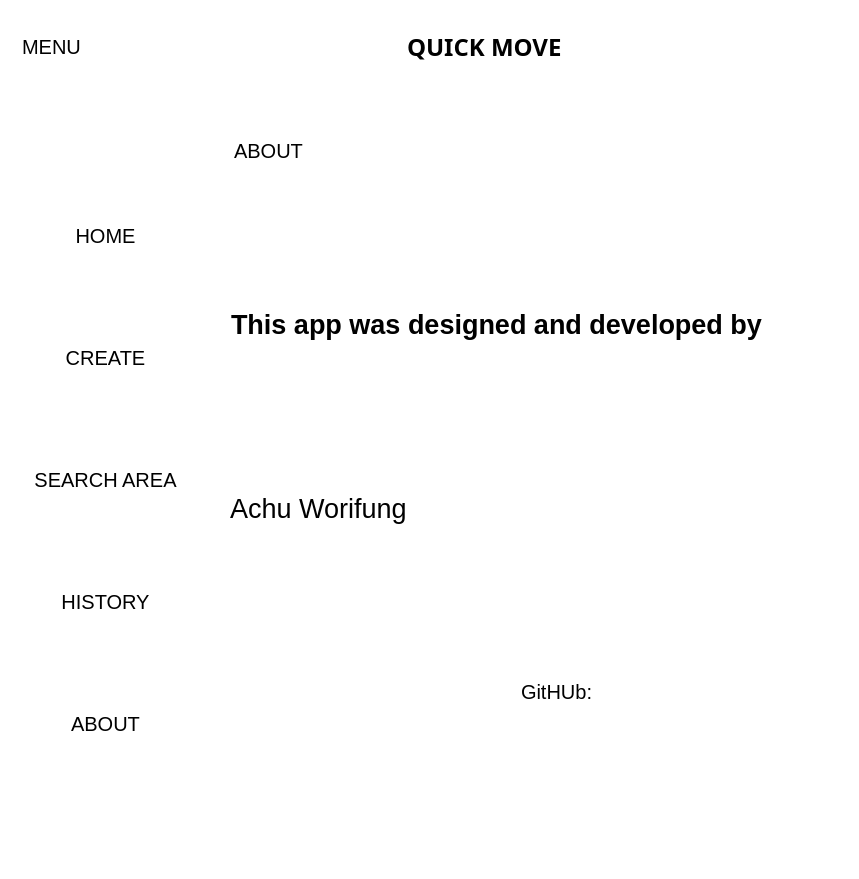
Old version of the form ui/MainWindow.ui in the repository Achu-Worifung/quickMove.
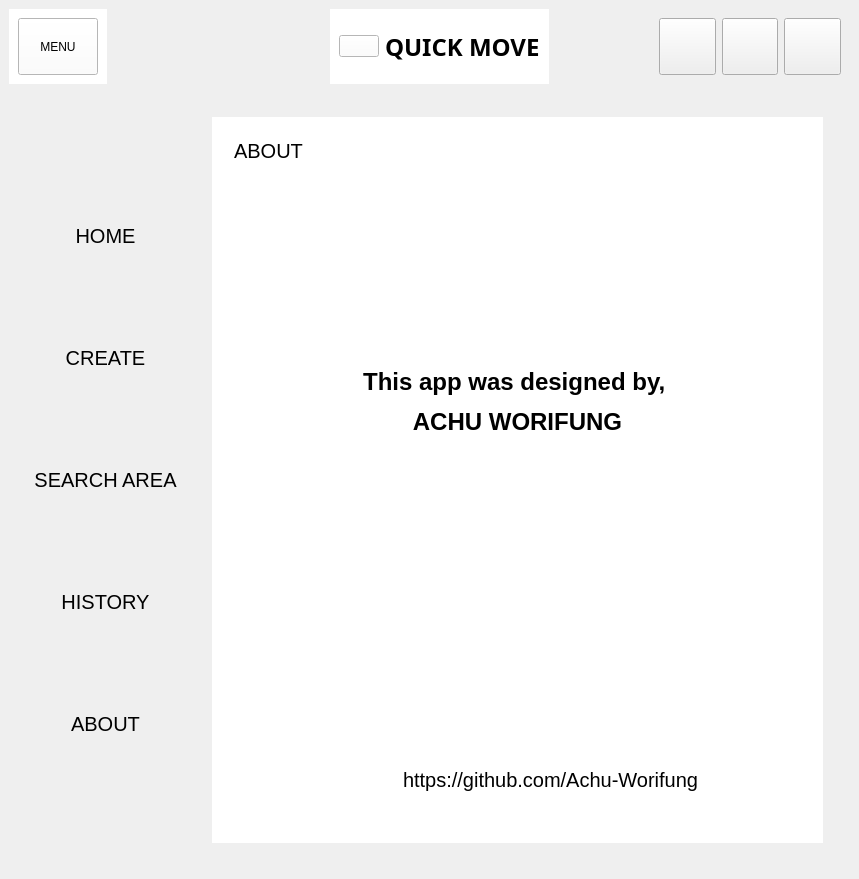
New version of the form. The open tabs and pages were chosen to show the change. Icons and pictures are not drawn.

The edit to the form file:
```diff
--- a/ui/MainWindow.ui
+++ b/ui/MainWindow.ui
@@ -14,14 +14,20 @@
    <string>MainWindow</string>
   </property>
   <property name="styleSheet">
-   <string notr="true">border-color: rgb(0, 0, 0);
-border-width:1px
-
-</string>
+   <string notr="true"/>
   </property>
   <widget class="QWidget" name="centralwidget">
    <property name="styleSheet">
     <string notr="true">background-color:rgb(255, 255, 255);
+
+QWidget:#centralWidget{
+   
+	border-color: rgb(0, 0, 0);
+border-width:10px;
+
+}
+
+
 </string>
    </property>
    <layout class="QVBoxLayout" name="verticalLayout">
@@ -34,7 +40,19 @@
        </size>
       </property>
       <property name="styleSheet">
-       <string notr="true">background-color:rgb(255, 255, 255);</string>
+       <string notr="true">
+QPushButton
+{
+
+    border-style: none;
+
+
+    border-color: none;
+    padding: 4px;
+font:20px;
+ border-radius: 5px;
+}
+background-color:rgb(255, 255, 255);</string>
       </property>
       <layout class="QHBoxLayout" name="horizontalLayout">
        <property name="spacing">
@@ -73,13 +91,7 @@
              </size>
             </property>
             <property name="styleSheet">
-             <string notr="true">
-    border-style: none;
-
-
-    border-color: none;
-    padding: 4px;
-font:20px</string>
+             <string notr="true"/>
             </property>
             <property name="text">
              <string>MENU</string>
@@ -108,13 +120,7 @@
           <item>
            <widget class="QPushButton" name="pushButton_10">
             <property name="styleSheet">
-             <string notr="true">
-    border-style: none;
-
-
-    border-color: none;
-    padding: 4px;
-font:20px</string>
+             <string notr="true"/>
             </property>
             <property name="text">
              <string/>
@@ -179,13 +185,11 @@
              </sizepolicy>
             </property>
             <property name="styleSheet">
-             <string notr="true">
-    border-style: none;
+             <string notr="true">QPushButton:hover#minimize_button
+{
+ background-color: #c0c0c0;
 
-
-    border-color: none;
-    padding: 4px;
-font:20px</string>
+}</string>
             </property>
             <property name="text">
              <string/>
@@ -211,13 +215,11 @@
              </sizepolicy>
             </property>
             <property name="styleSheet">
-             <string notr="true">
-    border-style: none;
+             <string notr="true">QPushButton:hover#expand
+{
+ background-color: #c0c0c0;
 
-
-    border-color: none;
-    padding: 4px;
-font:20px</string>
+}</string>
             </property>
             <property name="text">
              <string/>
@@ -243,15 +245,10 @@
              </sizepolicy>
             </property>
             <property name="styleSheet">
-             <string notr="true">
-    border-style: none;
-
-
-    border-color: none;
-    padding: 4px;
-font:20px
-
-</string>
+             <string notr="true">QPushButton:hover#close_button
+{
+ background-color: rgb(255, 47, 50);
+}</string>
             </property>
             <property name="text">
              <string/>
@@ -1145,8 +1142,8 @@
                   <rect>
                    <x>0</x>
                    <y>0</y>
-                   <width>598</width>
-                   <height>290</height>
+                   <width>611</width>
+                   <height>726</height>
                   </rect>
                  </property>
                  <property name="styleSheet">
@@ -1214,51 +1211,20 @@
                      </size>
                     </property>
                     <layout class="QVBoxLayout" name="verticalLayout_17">
-                     <item>
-                      <widget class="QLabel" name="label_9">
-                       <property name="maximumSize">
-                        <size>
-                         <width>16777215</width>
-                         <height>90</height>
-                        </size>
+                     <item alignment="Qt::AlignVCenter">
+                      <widget class="QTextEdit" name="textEdit">
+                       <property name="html">
+                        <string>&lt;!DOCTYPE HTML PUBLIC &quot;-//W3C//DTD HTML 4.0//EN&quot; &quot;http://www.w3.org/TR/REC-html40/strict.dtd&quot;&gt;
+&lt;html&gt;&lt;head&gt;&lt;meta name=&quot;qrichtext&quot; content=&quot;1&quot; /&gt;&lt;style type=&quot;text/css&quot;&gt;
+p, li { white-space: pre-wrap; }
+&lt;/style&gt;&lt;/head&gt;&lt;body style=&quot; font-family:'MS Shell Dlg 2'; font-size:8.25pt; font-weight:400; font-style:normal;&quot;&gt;
+&lt;p align=&quot;center&quot; style=&quot; margin-top:12px; margin-bottom:12px; margin-left:0px; margin-right:0px; -qt-block-indent:0; text-indent:0px;&quot;&gt;&lt;span style=&quot; font-size:18pt; font-weight:600;&quot;&gt;This app was designed by, &lt;/span&gt;&lt;/p&gt;
+&lt;p align=&quot;center&quot; style=&quot; margin-top:12px; margin-bottom:12px; margin-left:0px; margin-right:0px; -qt-block-indent:0; text-indent:0px;&quot;&gt;&lt;span style=&quot; font-size:18pt; font-weight:600;&quot;&gt;ACHU WORIFUNG&lt;/span&gt;&lt;/p&gt;
+&lt;p align=&quot;center&quot; style=&quot;-qt-paragraph-type:empty; margin-top:12px; margin-bottom:12px; margin-left:0px; margin-right:0px; -qt-block-indent:0; text-indent:0px;&quot;&gt;&lt;br /&gt;&lt;/p&gt;&lt;/body&gt;&lt;/html&gt;</string>
                        </property>
-                       <property name="font">
-                        <font>
-                         <pointsize>20</pointsize>
-                         <weight>75</weight>
-                         <bold>true</bold>
-                        </font>
-                       </property>
-                       <property name="text">
-                        <string>This app was designed and developed by </string>
-                       </property>
-                       <property name="wordWrap">
-                        <bool>false</bool>
-                       </property>
-                       <property name="indent">
-                        <number>1</number>
-                       </property>
                       </widget>
                      </item>
-                     <item alignment="Qt::AlignLeft">
-                      <widget class="QLabel" name="label_10">
-                       <property name="maximumSize">
-                        <size>
-                         <width>16777215</width>
-                         <height>90</height>
-                        </size>
-                       </property>
-                       <property name="font">
-                        <font>
-                         <pointsize>20</pointsize>
-                        </font>
-                       </property>
-                       <property name="text">
-                        <string>Achu Worifung</string>
-                       </property>
-                      </widget>
-                     </item>
-                     <item>
+                     <item alignment="Qt::AlignHCenter">
                       <widget class="QWidget" name="widget_19" native="true">
                        <property name="minimumSize">
                         <size>
@@ -1273,7 +1239,7 @@
                         </size>
                        </property>
                        <layout class="QHBoxLayout" name="horizontalLayout_18">
-                        <item>
+                        <item alignment="Qt::AlignRight">
                          <widget class="QPushButton" name="pushButton_7">
                           <property name="styleSheet">
                            <string notr="true">    border-style: none;
@@ -1306,7 +1272,10 @@
                            </font>
                           </property>
                           <property name="text">
-                           <string>GitHUb:</string>
+                           <string>https://github.com/Achu-Worifung</string>
+                          </property>
+                          <property name="openExternalLinks">
+                           <bool>true</bool>
                           </property>
                          </widget>
                         </item>
```
Left out of the diff: 68 changed lines with no effect on the pictures.
